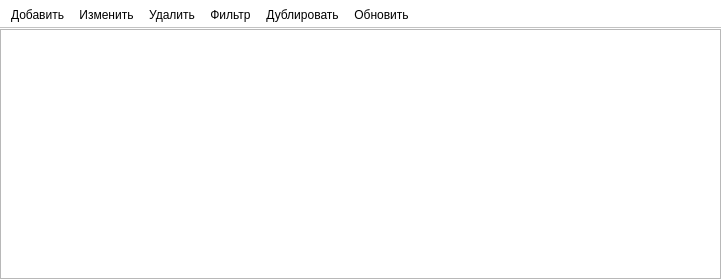
First picture: the form in ui/templates ui/table.ui, repository Meller008/CRM-Avi, before the edit.
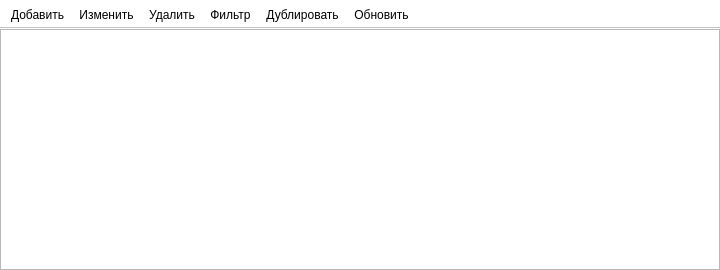
Second picture: the form after the edit.

What changed in the file:
```diff
--- a/ui/templates ui/table.ui
+++ b/ui/templates ui/table.ui
@@ -6,8 +6,8 @@
    <rect>
     <x>0</x>
     <y>0</y>
-    <width>721</width>
-    <height>279</height>
+    <width>720</width>
+    <height>270</height>
    </rect>
   </property>
   <property name="windowTitle">
@@ -38,6 +38,21 @@
         <pointsize>8</pointsize>
        </font>
       </property>
+      <property name="editTriggers">
+       <set>QAbstractItemView::NoEditTriggers</set>
+      </property>
+      <property name="selectionBehavior">
+       <enum>QAbstractItemView::SelectRows</enum>
+      </property>
+      <attribute name="verticalHeaderVisible">
+       <bool>false</bool>
+      </attribute>
+      <attribute name="verticalHeaderDefaultSectionSize">
+       <number>20</number>
+      </attribute>
+      <attribute name="verticalHeaderMinimumSectionSize">
+       <number>18</number>
+      </attribute>
      </widget>
     </item>
    </layout>
```
Left out of the diff: 124 changed lines with no effect on the pictures.
